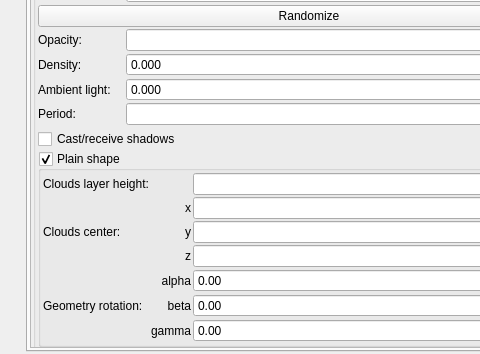
This is mandelbulber2/qt/dock_effects.ui in buddhi1980/mandelbulber2 as Qt 5 draws it before an edit; both pictures show x 0 to 480 and y 802 to 1156 of the 608 by 1156 pixel window. The edited form follows.
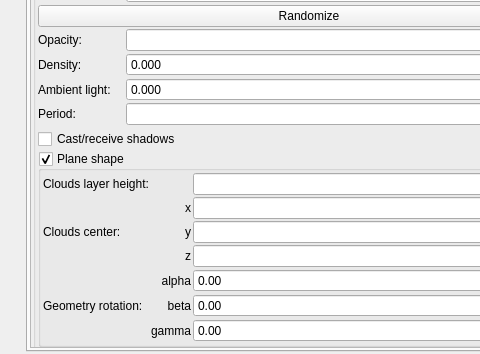
This is the edited form. The open tabs and pages were chosen to show the change. Icons and pictures are not drawn. Custom widgets are drawn as their Qt base class.

Commit message: corrected misspelled plain shape -> plane shape

What changed in the file:
```diff
--- a/mandelbulber2/qt/dock_effects.ui
+++ b/mandelbulber2/qt/dock_effects.ui
@@ -1155,7 +1155,7 @@
           <property name="geometry">
            <rect>
             <x>0</x>
-            <y>-336</y>
+            <y>-177</y>
             <width>551</width>
             <height>1513</height>
            </rect>
@@ -2026,7 +2026,7 @@
               <item>
                <widget class="MyGroupBox" name="groupCheck_clouds_plain_shape">
                 <property name="title">
-                 <string>Plain shape</string>
+                 <string>Plane shape</string>
                 </property>
                 <property name="checkable">
                  <bool>true</bool>
```
Left out of the diff: 4 changed lines with no effect on the pictures. The commit also changes 5 other files.
